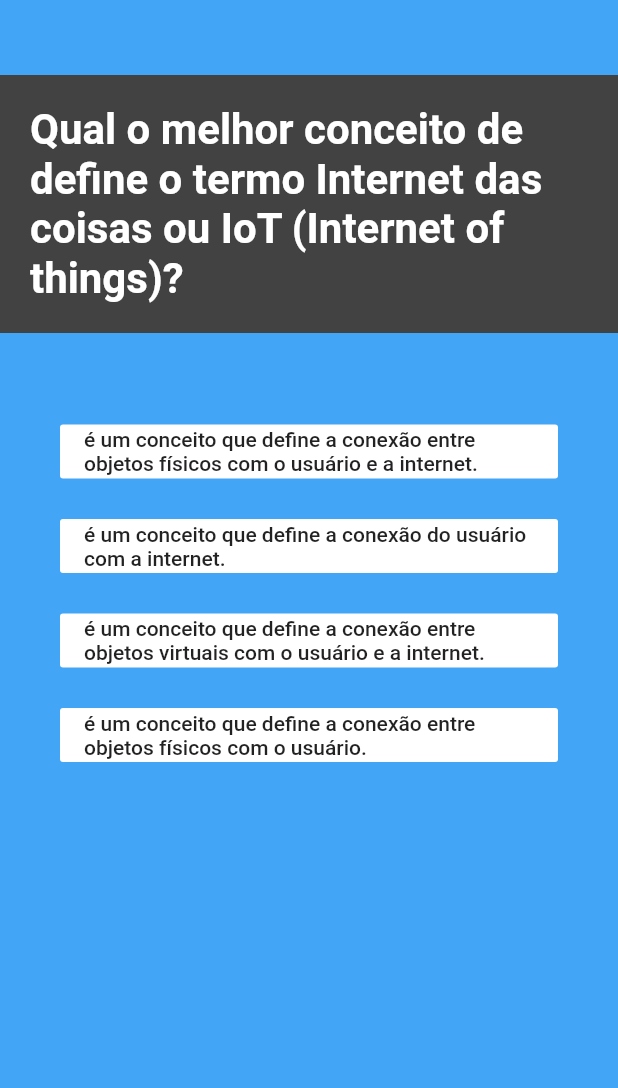
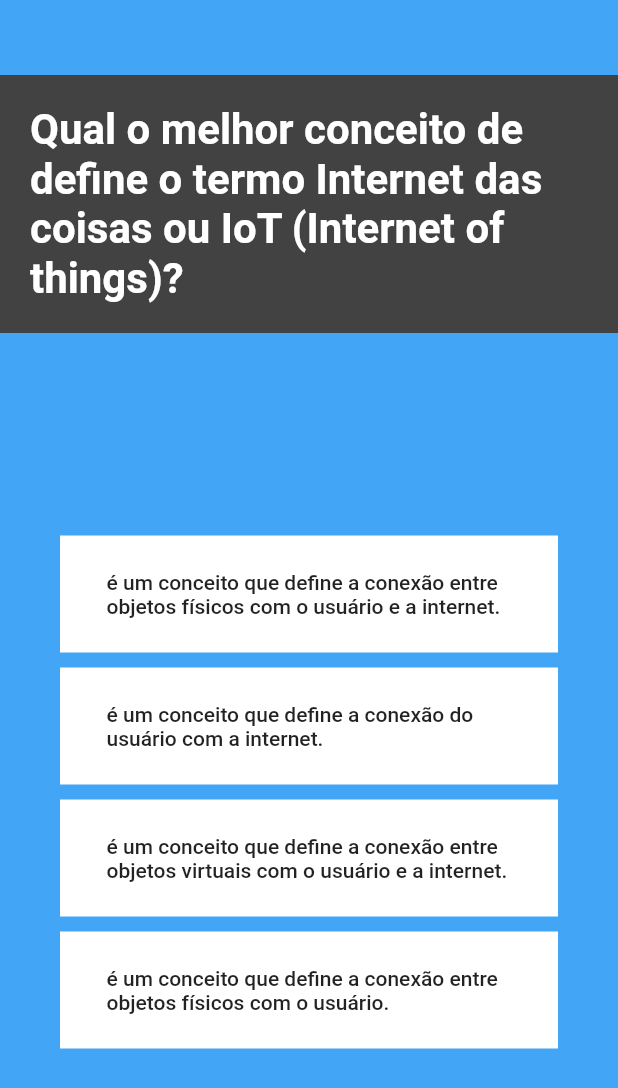
Before and after one commit to caioendson/App-Quiz, a Flutter app: the screen it shows after launch, after a tap on "JOGAR", on a phone screen of 412 x 824 dp. Shown: the top 1088 px of the screen. Run offline on Flutter 3.47's test engine with Material 2 defaults, Android fonts, the phone set to English and light mode, and no system bars.

Commit message:
create static Questions

```diff
--- a/lib/pages/Game/game_page.dart
+++ b/lib/pages/Game/game_page.dart
@@ -2,6 +2,7 @@ import 'dart:math';
 
 import 'package:flutter/material.dart';
 import 'package:flutter_teste/models/QuestionModel.dart';
+import 'package:flutter_teste/pages/Game/result_widget.dart';
 
 class Game extends StatefulWidget {
   final List<Question> questions;
@@ -16,10 +17,15 @@ class _GameState extends State<Game> {
   final Random rnd = new Random();
   int correctAnswersCount = 0;
   int wrongAnswersCount = 0;
+  DateTime timeInit;
+  DateTime timeToRecord;
+  Duration record;
   final PageController _controllerPageView = new PageController();
 
   @override
   void initState() {
+    this.timeInit = DateTime.now();
+    this.timeToRecord = DateTime.now();
     super.initState();
   }
 
@@ -31,6 +37,11 @@ class _GameState extends State<Game> {
   }
 
   void _onPressed(String correctAnswer, String pressedAnswer) {
+    Duration _record = DateTime.now().difference(this.timeToRecord);
+    if (this.record == null || this.record > _record) {
+      setState(() => this.record = _record);
+    }
+    setState(() => this.timeToRecord = DateTime.now());
     if (correctAnswer == pressedAnswer) {
       setState(() => correctAnswersCount += 1);
     } else {
@@ -51,59 +62,12 @@ class _GameState extends State<Game> {
         itemBuilder: (cntx, inx) => inx == super.widget.questions.length
             ? Container(
                 padding: EdgeInsets.only(top: 50),
-                child: Column(
-                  children: [
-                    Container(
-                      color: Colors.white,
-                      margin: EdgeInsets.all(10),
-                      padding:
-                          EdgeInsets.symmetric(vertical: 15, horizontal: 10),
-                      child: Row(
-                        children: [
-                          Expanded(child: Text('Respostas corretas')),
-                          Text('$correctAnswersCount'),
-                        ],
-                      ),
-                    ),
-                    Container(
-                      color: Colors.white,
-                      margin: EdgeInsets.all(10),
-                      padding:
-                          EdgeInsets.symmetric(vertical: 15, horizontal: 10),
-                      child: Row(
-                        children: [
-                          Expanded(child: Text('Respostas incorretas')),
-                          Text('$wrongAnswersCount'),
-                        ],
-                      ),
-                    ),
-                    Container(
-                      color: Colors.white,
-                      margin: EdgeInsets.all(10),
-                      padding:
-                          EdgeInsets.symmetric(vertical: 15, horizontal: 10),
-                      child: Row(
-                        children: [
-                          Expanded(child: Text('Tempo gasto da jogada')),
-                          Text('4'),
-                        ],
-                      ),
-                    ),
-                    Container(
-                      color: Colors.white,
-                      margin: EdgeInsets.all(10),
-                      padding:
-                          EdgeInsets.symmetric(vertical: 15, horizontal: 10),
-                      child: Row(
-                        children: [
-                          Expanded(child: Text('Melhor tempo de uma jogada')),
-                          Text('4'),
-                        ],
-                      ),
-                    ),
-                  ],
-                ),
-              )
+                child: Result(
+                  correctAnswersCount: this.correctAnswersCount,
+                  wrongAnswersCount: this.wrongAnswersCount,
+                  elapsedTime: DateTime.now().difference(timeInit),
+                  recordTime: record,
+                ))
             : Container(
                 padding: EdgeInsets.only(top: 50),
                 child: Column(
@@ -114,7 +78,6 @@ class _GameState extends State<Game> {
                       padding: EdgeInsets.all(20),
                       child: Text(
                         super.widget.questions.elementAt(inx).title,
-                        textWidthBasis: TextWidthBasis.parent,
                         textScaleFactor: 2,
                         style: TextStyle(
                           backgroundColor: Colors.grey[800],
@@ -123,26 +86,33 @@ class _GameState extends State<Game> {
                         ),
                       ),
                     ),
-                    Container(
+                    Expanded(
+                      child: Container(
                         padding: EdgeInsets.all(40),
                         child: Column(
+                          mainAxisAlignment: MainAxisAlignment.center,
                           children: randomAnswers(inx)
-                            .map((e) => Container(
-                                  margin: EdgeInsets.only(top: 15),
+                              .map((btnText) => Container(
+                                    color: Colors.white,
+                                    margin: EdgeInsets.only(top: 10),
+                                    padding: EdgeInsets.all(15),
                                     child: FlatButton(
-                                    color: Colors.white,
                                       onPressed: () => _onPressed(
                                         super
                                             .widget
                                             .questions
                                             .elementAt(inx)
                                             .correctAnswer,
-                                      e,
+                                        btnText,
                                       ),
-                                    child: Text(e),
+                                      child: Text(
+                                        btnText,
+                                        style: TextStyle(),
+                                      ),
                                     ),
                                   ))
                               .toList(),
+                        ),
                       ),
                     ),
                   ],
--- a/lib/pages/Home/home_page.dart
+++ b/lib/pages/Home/home_page.dart
@@ -18,11 +18,15 @@ class Home extends StatelessWidget {
           ),
         ),
         body: Container(
-          padding: EdgeInsets.all(20),
+          padding: EdgeInsets.all(40),
           child: Column(
+            mainAxisAlignment: MainAxisAlignment.center,
             children: [
-              Expanded(child: Placeholder()),
-              FlatButton(
+              Expanded(
+                  child: Column(
+                children: [Text('Olá usuário')],
+              )),
+              RaisedButton(
                 color: Colors.green,
                 textColor: Colors.white,
                 onPressed: () => Navigator.push(
@@ -35,7 +39,19 @@ class Home extends StatelessWidget {
                 ),
                 child: Row(
                   mainAxisAlignment: MainAxisAlignment.center,
-                  children: [Text('JOGAR')],
+                  children: [
+                    Container(
+                      padding:
+                          EdgeInsets.symmetric(vertical: 20, horizontal: 15),
+                      child: Text(
+                        'JOGAR',
+                        style: TextStyle(
+                          fontWeight: FontWeight.bold,
+                          fontSize: 22,
+                        ),
+                      ),
+                    )
+                  ],
                 ),
               )
             ],
```
Also changed, not shown: lib/pages/Game/result_widget.dart (added, +90 -0 lines). Lines whose indentation alone changed are shown as unchanged.
